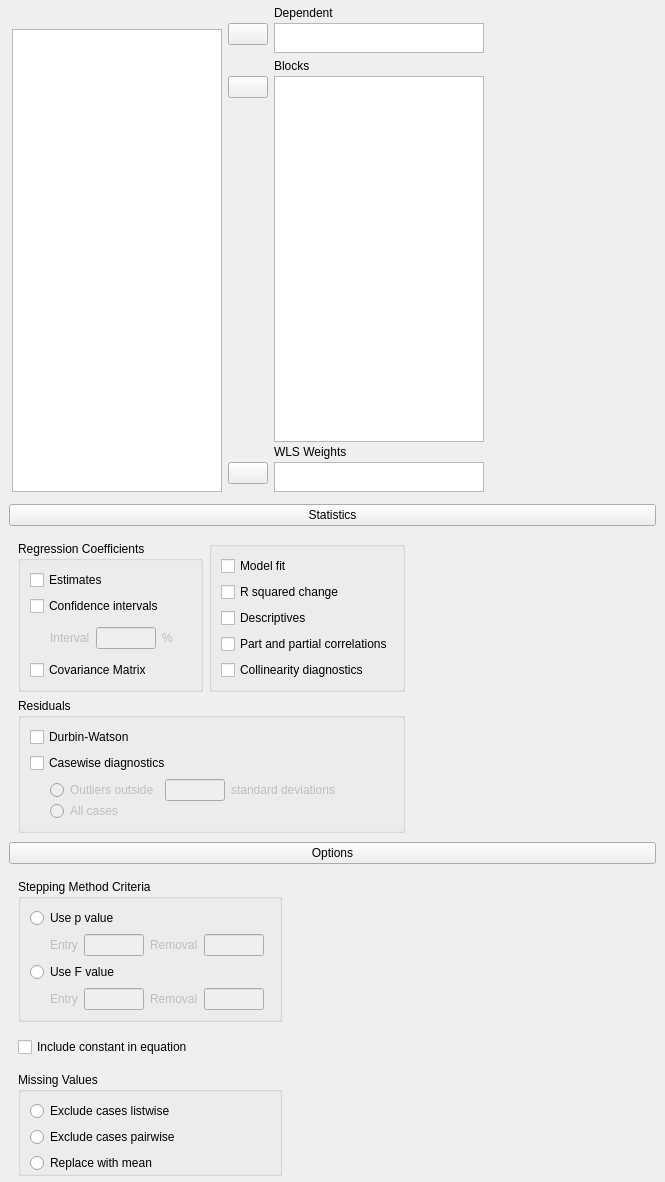
Above: JASP-Desktop/analysisforms/regressionlinearform.ui from jasp-stats/jasp-desktop before the change. Below: the same form after it.
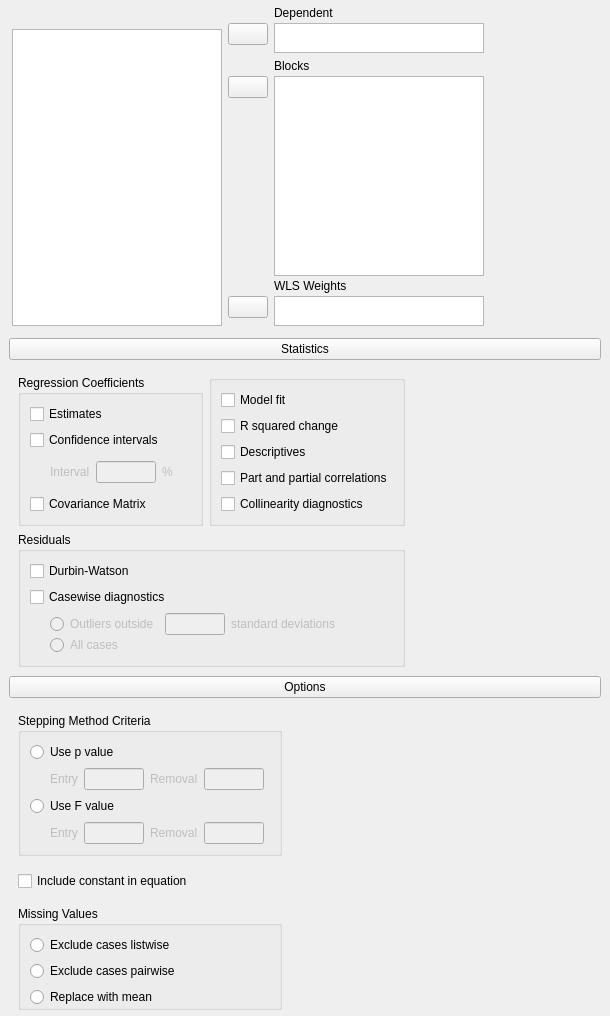
That is the form after the change. Custom widgets are drawn as their Qt base class.

What changed in the file:
```diff
--- a/JASP-Desktop/analysisforms/regressionlinearform.ui
+++ b/JASP-Desktop/analysisforms/regressionlinearform.ui
@@ -6,8 +6,8 @@
    <rect>
     <x>0</x>
     <y>0</y>
-    <width>665</width>
-    <height>1182</height>
+    <width>610</width>
+    <height>936</height>
    </rect>
   </property>
   <property name="windowTitle">
@@ -354,9 +354,6 @@
            <property name="title">
             <string>Residuals</string>
            </property>
-           <property name="flat">
-            <bool>true</bool>
-           </property>
            <layout class="QGridLayout" name="gridLayout_8">
             <item row="2" column="0">
              <widget class="BoundGroupBox" name="residuals_casewiseDiagnosticsType" native="true">
@@ -448,9 +445,6 @@
            <property name="title">
             <string>Regression Coefficients</string>
            </property>
-           <property name="flat">
-            <bool>true</bool>
-           </property>
            <layout class="QGridLayout" name="gridLayout_5">
             <item row="0" column="0" colspan="2">
              <widget class="BoundCheckBox" name="regressionCoefficients_estimates">
@@ -526,9 +520,6 @@
            <property name="title">
             <string/>
            </property>
-           <property name="flat">
-            <bool>true</bool>
-           </property>
            <layout class="QGridLayout" name="gridLayout_6">
             <item row="0" column="0">
              <widget class="BoundCheckBox" name="modelFit">
@@ -611,9 +602,6 @@
            <property name="title">
             <string>Stepping Method Criteria</string>
            </property>
-           <property name="flat">
-            <bool>true</bool>
-           </property>
            <layout class="QGridLayout" name="gridLayout_10">
             <property name="leftMargin">
              <number>0</number>
@@ -797,9 +785,6 @@
            <property name="title">
             <string>Missing Values</string>
            </property>
-           <property name="flat">
-            <bool>true</bool>
-           </property>
            <layout class="QGridLayout" name="gridLayout_13">
             <property name="bottomMargin">
              <number>0</number>
@@ -870,11 +855,22 @@
    <extends>QListView</extends>
    <header>widgets/boundlistview.h</header>
   </customwidget>
+  <customwidget>
+   <class>ExpanderButton</class>
+   <extends>QPushButton</extends>
+   <header>widgets/expanderbutton.h</header>
+  </customwidget>
   <customwidget>
    <class>BoundCheckBox</class>
    <extends>QCheckBox</extends>
    <header>widgets/boundcheckbox.h</header>
   </customwidget>
+  <customwidget>
+   <class>GroupBox</class>
+   <extends>QGroupBox</extends>
+   <header>widgets/groupbox.h</header>
+   <container>1</container>
+  </customwidget>
   <customwidget>
    <class>BoundTextBox</class>
    <extends>QLineEdit</extends>
@@ -886,11 +882,6 @@
    <header>widgets/boundgroupbox.h</header>
    <container>1</container>
   </customwidget>
-  <customwidget>
-   <class>ExpanderButton</class>
-   <extends>QPushButton</extends>
-   <header>widgets/expanderbutton.h</header>
-  </customwidget>
  </customwidgets>
  <resources/>
  <connections>
```
Left out of the diff: 10 changed lines with no effect on the pictures.
